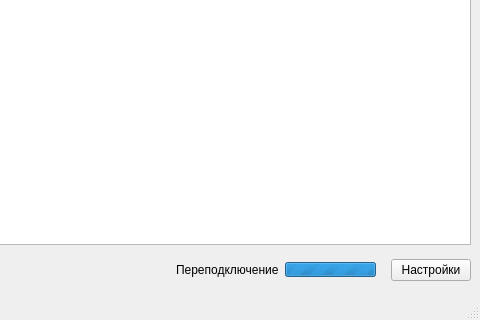
Before: the Qt Designer form phoneclient/mainwindow.ui in Dmitriy2410/PhoneApp, drawn with Qt 5; both pictures show x 412 to 892 and y 203 to 523 of the 892 by 523 pixel window.
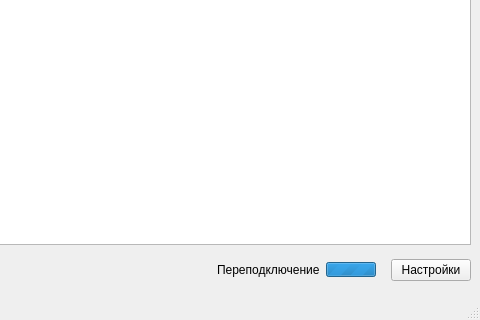
After: the same form once the commit is applied.

Commit message: Небольшие исправления

Patch:
```diff
--- a/phoneclient/mainwindow.ui
+++ b/phoneclient/mainwindow.ui
@@ -85,9 +85,15 @@
          </item>
          <item>
           <widget class="QProgressBar" name="progressBar">
+           <property name="minimumSize">
+            <size>
+             <width>50</width>
+             <height>0</height>
+            </size>
+           </property>
            <property name="maximumSize">
             <size>
-             <width>150</width>
+             <width>50</width>
              <height>15</height>
             </size>
            </property>
```
The commit also changes 2 other files.
